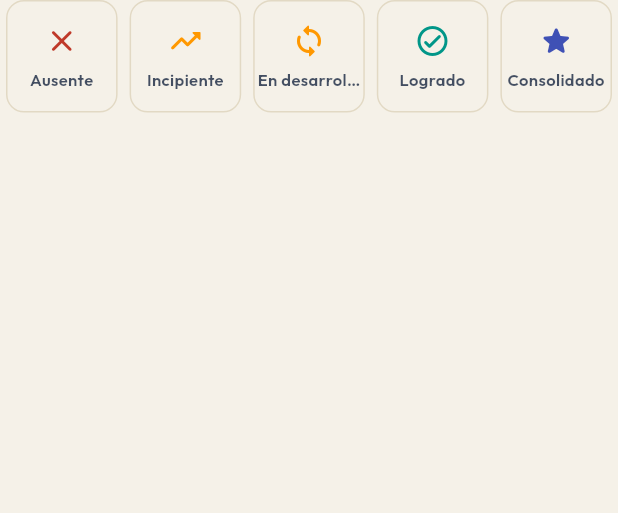
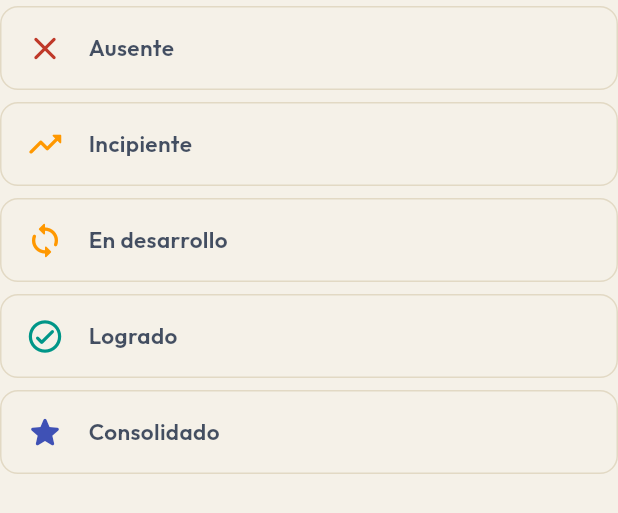
Before and after one commit to cdp122/7mo-DES-Modulo3, a Flutter app: the LikertOptionsGroup widget shown alone on an empty page, opened directly with empty values, on a phone screen of 412 x 824 dp. Shown: the top 513 px of the screen. Run offline on Flutter 3.47's test engine with Material 3 defaults, Android fonts, the phone set to English and light mode, and no system bars; our stand-ins replace audioplayers, confetti, dio, flutter_bloc, get_it, go_router and 1 more; network calls fail.

Commit message:
feat: Opciones para movil

```diff
--- /dev/null
+++ b/Frontend/devtools_options.yaml
@@ -0,0 +1,3 @@
+description: This file stores settings for Dart & Flutter DevTools.
+documentation: https://docs.flutter.dev/tools/devtools/extensions#configure-extension-enablement-states
+extensions:
--- a/Frontend/lib/features/encuesta/presentation/widgets/likert_button_widget.dart
+++ b/Frontend/lib/features/encuesta/presentation/widgets/likert_button_widget.dart
@@ -1,3 +1,5 @@
+// lib/features/encuesta/presentation/widgets/likert_button_widget.dart
+
 import 'package:flutter/material.dart';
 import '../../../../core/constants/app_colors.dart';
 
@@ -21,6 +23,64 @@ class LikertOptionsGroup extends StatelessWidget {
       {'valor': 4, 'texto': 'Consolidado', 'icono': Icons.star_rounded, 'color': AppColors.sage},
     ];
 
+    return LayoutBuilder(
+      builder: (context, constraints) {
+        // DETECCIÓN DE PANTALLA: Si es menor a 600px cambiamos a lista vertical
+        final bool esMovil = constraints.maxWidth < 600;
+
+        if (esMovil) {
+          return Column(
+            mainAxisSize: MainAxisSize.min,
+            children: opciones.map((opcion) {
+              final color = opcion['color'] as Color;
+              final int valorActual = opcion['valor'] as int;
+              final bool estaSeleccionado = valorSeleccionado == valorActual;
+
+              return Padding(
+                padding: const EdgeInsets.symmetric(vertical: 4.0),
+                child: Material(
+                  color: estaSeleccionado ? color.withOpacity(0.08) : AppColors.backgroundLight,
+                  borderRadius: BorderRadius.circular(12),
+                  child: InkWell(
+                    onTap: () => onSelected(valorActual),
+                    borderRadius: BorderRadius.circular(12),
+                    splashColor: color.withOpacity(0.15),
+                    child: Container(
+                      padding: const EdgeInsets.symmetric(vertical: 14, horizontal: 16),
+                      decoration: BoxDecoration(
+                        border: Border.all(
+                          color: estaSeleccionado ? color : AppColors.borderLight,
+                          width: estaSeleccionado ? 2.0 : 1.0,
+                        ),
+                        borderRadius: BorderRadius.circular(12),
+                      ),
+                      child: Row(
+                        children: [
+                          Icon(opcion['icono'] as IconData, size: 26, color: color),
+                          const SizedBox(width: 16),
+                          Expanded(
+                            child: Text(
+                              opcion['texto'] as String,
+                              style: TextStyle(
+                                fontSize: 15, // Más grande y legible en celular
+                                fontWeight: estaSeleccionado ? FontWeight.bold : FontWeight.w600,
+                                color: AppColors.textPrimaryLight.withOpacity(estaSeleccionado ? 1.0 : 0.8),
+                              ),
+                            ),
+                          ),
+                          if (estaSeleccionado)
+                            Icon(Icons.check_circle, color: color, size: 20),
+                        ],
+                      ),
+                    ),
+                  ),
+                ),
+              );
+            }).toList(),
+          );
+        }
+
+        // VISTA WEB / TABLET: Mantiene exactamente el diseño horizontal original
         return Row(
           mainAxisAlignment: MainAxisAlignment.spaceBetween,
           children: opciones.map((opcion) {
@@ -72,5 +132,7 @@ class LikertOptionsGroup extends StatelessWidget {
             );
           }).toList(),
         );
+      },
+    );
   }
 }
```
Also changed, not shown: Frontend/flutter_01.png (added). Lines whose indentation alone changed are shown as unchanged.
